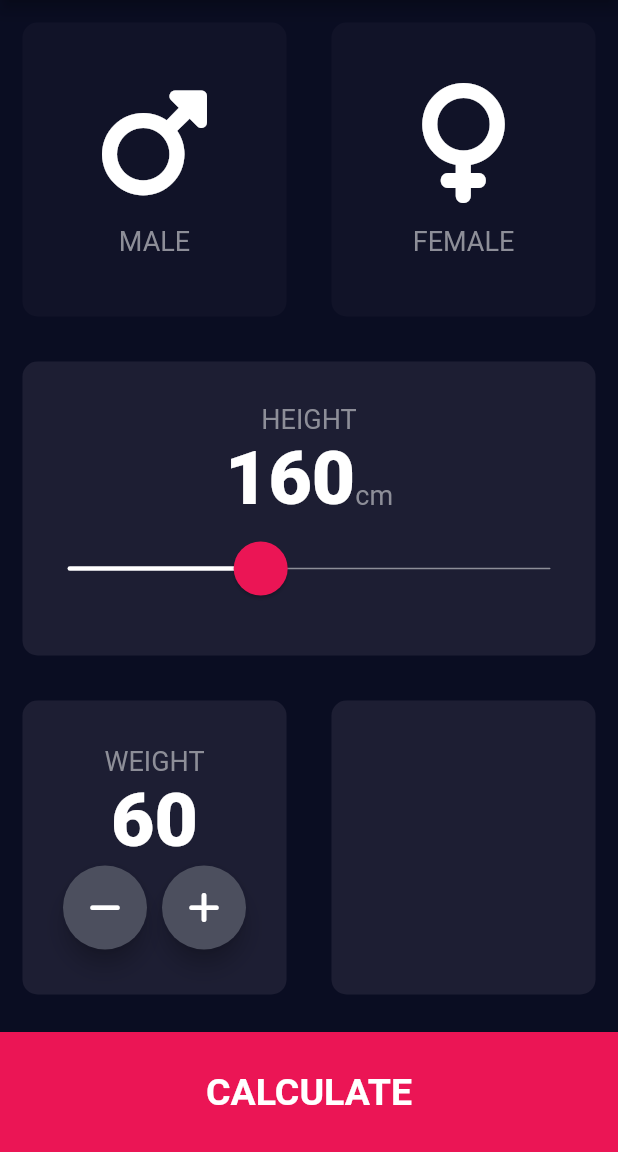
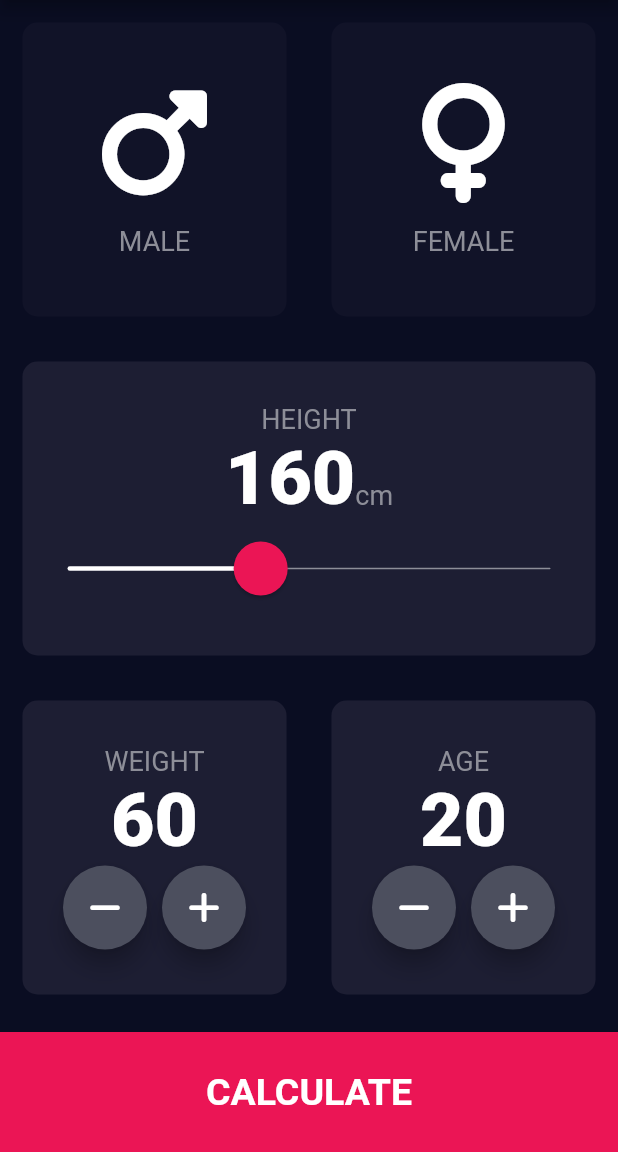
Before and after one commit to HeratUni-CS/bmi-calculator-MorsalEs, a Flutter app: the screen it shows after launch, on a phone screen of 412 x 824 dp, the part 84-1236 px from its top. Run offline on Flutter 3.47's test engine with Material 2 defaults, Android fonts, the phone set to English and light mode, and no system bars; our stand-ins replace font_awesome_flutter.

Commit message:
create age component

```diff
--- a/lib/input_page.dart
+++ b/lib/input_page.dart
@@ -155,7 +155,43 @@ class _InputPageState extends State<InputPage> {
               ),
               Expanded(
                 child: ReusableCard(
-                  child: Container(),
+                  child: Column(
+                    mainAxisAlignment: MainAxisAlignment.center,
+                    children: [
+                      Text(
+                        'AGE',
+                        style: kLabelTextStyle,
+                      ),
+                      Text(
+                        age.toString(),
+                        style: kNumberTextStyle,
+                      ),
+                      Row(
+                        mainAxisAlignment: MainAxisAlignment.center,
+                        children: [
+                          RoundActionButton(
+                            icon: FontAwesomeIcons.minus,
+                            onPress: () {
+                              setState(() {
+                                age--;
+                              });
+                            },
+                          ),
+                          SizedBox(
+                            width: 10,
+                          ),
+                          RoundActionButton(
+                            icon: FontAwesomeIcons.plus,
+                            onPress: () {
+                              setState(() {
+                                age++;
+                              });
+                            },
+                          ),
+                        ],
+                      )
+                    ],
+                  ),
                 ),
               )
             ],
```
